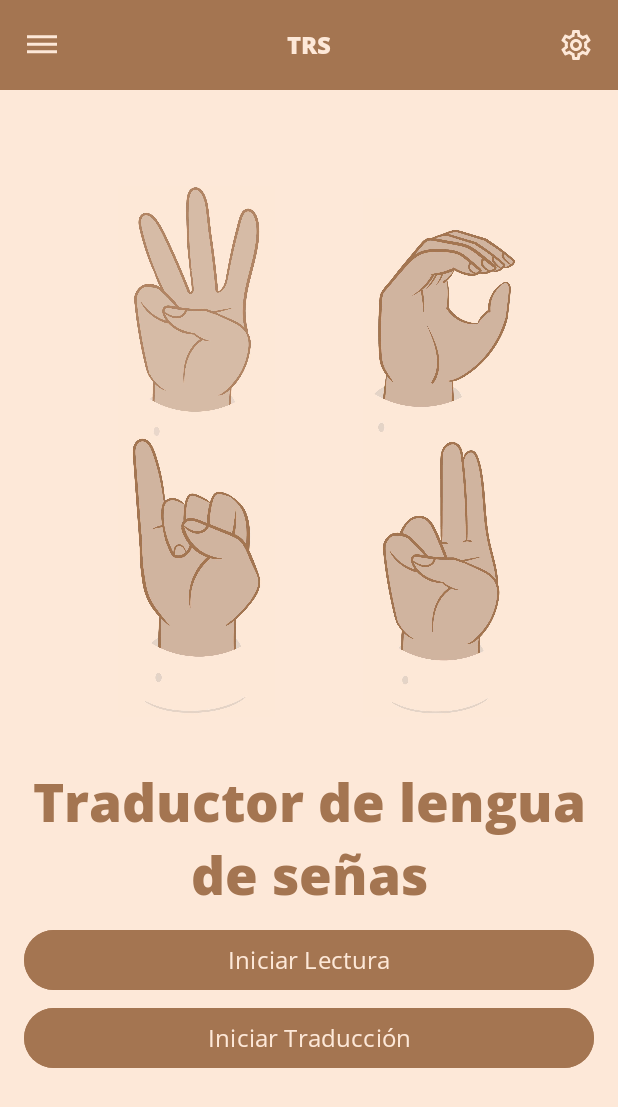
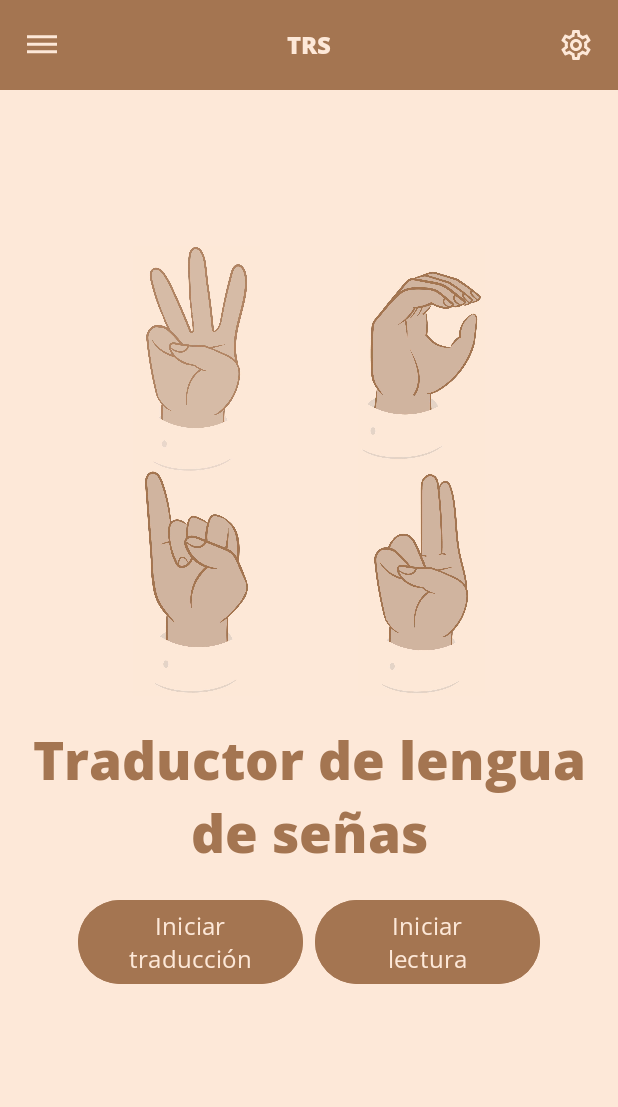
Before and after one commit to JoacoVarela/TRSapp, an Android app: the screen it shows after launch (HomeActivity), on a phone screen of 412 x 824 dp. Shown: the top 1107 px of the screen. Run offline under Robolectric (Android 15) with nearby library versions, the light colour scheme and no system bars; our stand-ins replace Firebase (no records; nobody signed in at launch, a user with empty details on screens opened directly).

Commit message:
estilos en el home

```diff
--- a/app/src/main/res/layout/home.xml
+++ b/app/src/main/res/layout/home.xml
@@ -53,101 +53,89 @@
 
 
 
-    <ImageView
-        android:layout_width="203dp"
-        android:layout_height="186dp"
-        android:layout_marginTop="64dp"
-        android:src="@drawable/senia_home"
-        app:layout_constraintDimensionRatio="H,364:354"
-        app:layout_constraintEnd_toEndOf="parent"
-        app:layout_constraintHorizontal_bias="0.139"
-        app:layout_constraintStart_toStartOf="parent"
+        <LinearLayout
+            android:layout_width="match_parent"
+            android:layout_height="match_parent"
+            android:orientation="vertical"
             app:layout_constraintTop_toBottomOf="@id/navBar"
-        tools:ignore="MissingConstraints" />
+            android:padding="16dp"
+            android:gravity="center">
+
+            <GridLayout
+                android:layout_width="wrap_content"
+                android:layout_height="wrap_content"
+                android:columnCount="2"
+                android:orientation="horizontal"
+                android:layout_gravity="center">
 
                 <ImageView
-        android:layout_width="203dp"
-        android:layout_height="186dp"
-        android:layout_marginTop="72dp"
-        android:src="@drawable/senia_home2"
-        app:layout_constraintDimensionRatio="H,364:354"
-        app:layout_constraintEnd_toEndOf="parent"
-        app:layout_constraintHorizontal_bias="0.923"
-        app:layout_constraintStart_toStartOf="parent"
-        app:layout_constraintTop_toBottomOf="@id/navBar"
-        tools:ignore="MissingConstraints" />
+                    android:layout_width="150dp"
+                    android:layout_height="150dp"
+                    android:src="@drawable/senia_home"
+                    android:layout_gravity="center"
+                    />
 
                 <ImageView
-        android:layout_width="203dp"
-        android:layout_height="186dp"
-        android:layout_marginTop="232dp"
-        android:src="@drawable/senia_home3"
-        app:layout_constraintDimensionRatio="H,364:354"
-        app:layout_constraintEnd_toEndOf="parent"
-        app:layout_constraintHorizontal_bias="0.139"
-        app:layout_constraintStart_toStartOf="parent"
-        app:layout_constraintTop_toBottomOf="@id/navBar"
-        tools:ignore="MissingConstraints" />
+                    android:layout_width="150dp"
+                    android:layout_height="150dp"
+                    android:src="@drawable/senia_home2"
+                    />
 
                 <ImageView
-        android:layout_width="203dp"
-        android:layout_height="186dp"
-        android:layout_marginTop="232dp"
+                    android:layout_width="150dp"
+                    android:layout_height="150dp"
+                    android:src="@drawable/senia_home3"
+                   />
+
+                <ImageView
+                    android:layout_width="150dp"
+                    android:layout_height="150dp"
                     android:src="@drawable/senia_home4"
-        app:layout_constraintDimensionRatio="H,364:354"
-        app:layout_constraintEnd_toEndOf="parent"
-        app:layout_constraintHorizontal_bias="0.923"
-        app:layout_constraintStart_toStartOf="parent"
-        app:layout_constraintTop_toBottomOf="@id/navBar"
-        tools:ignore="MissingConstraints" />
+                 />
+            </GridLayout>
 
             <TextView
                 android:id="@+id/title_text"
                 android:layout_width="wrap_content"
                 android:layout_height="wrap_content"
-        android:layout_marginTop="448dp"
+                android:layout_marginTop="16dp"
                 android:fontFamily="@font/opensanssxtrabold"
+                android:gravity="center"
                 android:text="@string/traductor_de_lengua_de_se_as"
                 android:textAlignment="center"
                 android:textColor="@color/detailsapp"
-        android:textSize="35dp"
-        app:layout_constraintEnd_toEndOf="parent"
-        app:layout_constraintHorizontal_bias="0.0"
-        app:layout_constraintStart_toStartOf="parent"
-        app:layout_constraintTop_toBottomOf="@id/navBar" />
+                android:textSize="35dp" />
+
+            <LinearLayout
+                android:layout_width="wrap_content"
+                android:layout_height="wrap_content"
+                android:layout_gravity="center"
+                android:orientation="horizontal">
 
                 <Button
                     android:id="@+id/iniciarTraduccionButton"
-        android:layout_width="match_parent"
+                    android:layout_width="150dp"
                     android:layout_height="wrap_content"
-        android:layout_marginStart="16dp"
-        android:layout_marginTop="60dp"
-        android:layout_marginEnd="16dp"
+                    android:layout_marginTop="16dp"
                     android:backgroundTint="@color/detailsapp"
                     android:fontFamily="@font/opensans_sariablesont"
-        android:text="Iniciar Traducción"
+                    android:text="Iniciar traducción"
                     android:textColor="@color/primaryapp"
                     android:textSize="16dp"
-        app:layout_constraintEnd_toEndOf="parent"
-        app:layout_constraintHorizontal_bias="0.0"
-        app:layout_constraintStart_toStartOf="parent"
-        app:layout_constraintTop_toBottomOf="@id/title_text" />
+                    android:layout_marginEnd="8dp" />
 
                 <Button
                     android:id="@+id/iniciarLecturaButton"
-        android:layout_width="match_parent"
+                    android:layout_width="150dp"
                     android:layout_height="wrap_content"
-        android:layout_marginStart="16dp"
-        android:layout_marginTop="8dp"
-        android:layout_marginEnd="16dp"
+                    android:layout_marginTop="16dp"
                     android:backgroundTint="@color/detailsapp"
                     android:fontFamily="@font/opensans_sariablesont"
-        android:text="Iniciar Lectura"
+                    android:text="Iniciar lectura"
                     android:textColor="@color/primaryapp"
-        android:textSize="16dp"
-        app:layout_constraintEnd_toEndOf="parent"
-        app:layout_constraintHorizontal_bias="0.0"
-        app:layout_constraintStart_toStartOf="parent"
-        app:layout_constraintTop_toBottomOf="@id/title_text" />
+                    android:textSize="16dp" />
+            </LinearLayout>
+
+        </LinearLayout>
 
 </androidx.constraintlayout.widget.ConstraintLayout>
```
Lines whose indentation alone changed are shown as unchanged.
